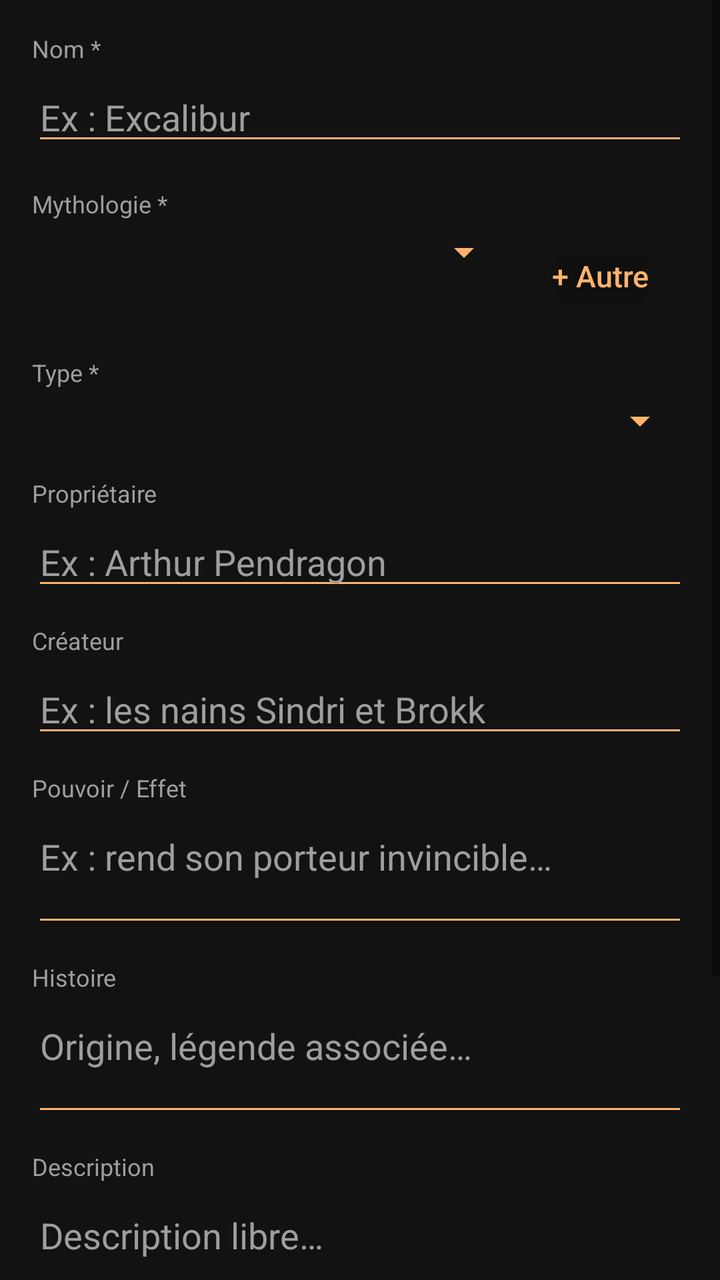
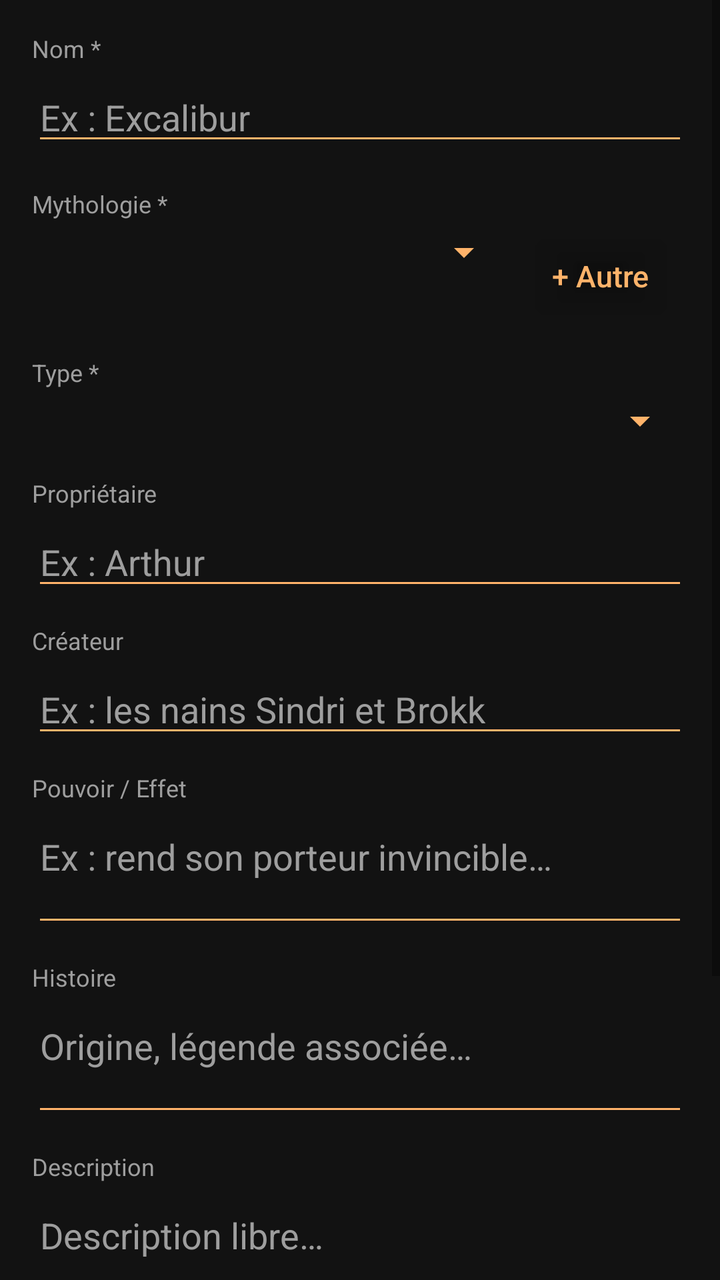

Before-and-after screenshots of an Android layout around one commit, followed by the original layout XML and the change that was made.
<!-- AndroidManifest.xml: application theme Theme.App_mythology -->
<!-- res/layout/fragment_add_artifact.xml -->
<?xml version="1.0" encoding="utf-8"?>
<ScrollView xmlns:android="http://schemas.android.com/apk/res/android"
    android:layout_width="match_parent"
    android:layout_height="match_parent"
    android:background="@color/surface">

    <LinearLayout
        android:layout_width="match_parent"
        android:layout_height="wrap_content"
        android:orientation="vertical"
        android:padding="16dp">

        
        <TextView android:layout_width="match_parent" android:layout_height="wrap_content"
            android:text="Nom *" android:textColor="@color/on_surface_variant"
            android:textSize="12sp" android:layout_marginBottom="4dp"/>
        <EditText android:id="@+id/et_artifact_name"
            android:layout_width="match_parent" android:layout_height="wrap_content"
            android:hint="Ex : Excalibur" android:textColor="@color/on_surface"
            android:textColorHint="@color/on_surface_variant"
            android:backgroundTint="@color/primary"
            android:layout_marginBottom="16dp"/>

        
        <TextView android:layout_width="match_parent" android:layout_height="wrap_content"
            android:text="Mythologie *" android:textColor="@color/on_surface_variant"
            android:textSize="12sp" android:layout_marginBottom="4dp"/>
        <LinearLayout android:layout_width="match_parent" android:layout_height="wrap_content"
            android:orientation="horizontal" android:layout_marginBottom="16dp">
            <Spinner android:id="@+id/spinner_artifact_mythology"
                android:layout_width="0dp" android:layout_height="wrap_content"
                android:layout_weight="1" android:backgroundTint="@color/primary"/>
            <Button android:id="@+id/btn_add_artifact_mythology"
                android:layout_width="wrap_content" android:layout_height="wrap_content"
                android:text="+ Autre"
                android:backgroundTint="@android:color/transparent"
                android:textColor="@color/primary"/>
        </LinearLayout>

        
        <TextView android:layout_width="match_parent" android:layout_height="wrap_content"
            android:text="Type *" android:textColor="@color/on_surface_variant"
            android:textSize="12sp" android:layout_marginBottom="4dp"/>
        <Spinner android:id="@+id/spinner_artifact_type"
            android:layout_width="match_parent" android:layout_height="wrap_content"
            android:backgroundTint="@color/primary"
            android:layout_marginBottom="16dp"/>

        
        <TextView android:layout_width="match_parent" android:layout_height="wrap_content"
            android:text="Propriétaire" android:textColor="@color/on_surface_variant" android:textSize="12sp" android:layout_marginBottom="4dp"/>
        <EditText android:id="@+id/et_owner"
            android:layout_width="match_parent" android:layout_height="wrap_content"
            android:hint="Ex : Arthur Pendragon" android:textColor="@color/on_surface"
            android:textColorHint="@color/on_surface_variant" android:backgroundTint="@color/primary"
            android:layout_marginBottom="12dp"/>

        
        <TextView android:layout_width="match_parent" android:layout_height="wrap_content"
            android:text="Créateur" android:textColor="@color/on_surface_variant" android:textSize="12sp" android:layout_marginBottom="4dp"/>
        <EditText android:id="@+id/et_creator"
            android:layout_width="match_parent" android:layout_height="wrap_content"
            android:hint="Ex : les nains Sindri et Brokk" android:textColor="@color/on_surface"
            android:textColorHint="@color/on_surface_variant" android:backgroundTint="@color/primary"
            android:layout_marginBottom="12dp"/>

        
        <TextView android:layout_width="match_parent" android:layout_height="wrap_content"
            android:text="Pouvoir / Effet" android:textColor="@color/on_surface_variant" android:textSize="12sp" android:layout_marginBottom="4dp"/>
        <EditText android:id="@+id/et_power"
            android:layout_width="match_parent" android:layout_height="wrap_content"
            android:hint="Ex : rend son porteur invincible…" android:textColor="@color/on_surface"
            android:textColorHint="@color/on_surface_variant" android:backgroundTint="@color/primary"
            android:minLines="2" android:gravity="top"
            android:layout_marginBottom="12dp"/>

        
        <TextView android:layout_width="match_parent" android:layout_height="wrap_content"
            android:text="Histoire" android:textColor="@color/on_surface_variant" android:textSize="12sp" android:layout_marginBottom="4dp"/>
        <EditText android:id="@+id/et_artifact_story"
            android:layout_width="match_parent" android:layout_height="wrap_content"
            android:hint="Origine, légende associée…" android:textColor="@color/on_surface"
            android:textColorHint="@color/on_surface_variant" android:backgroundTint="@color/primary"
            android:minLines="2" android:gravity="top"
            android:layout_marginBottom="12dp"/>

        
        <TextView android:layout_width="match_parent" android:layout_height="wrap_content"
            android:text="Description" android:textColor="@color/on_surface_variant" android:textSize="12sp" android:layout_marginBottom="4dp"/>
        <EditText android:id="@+id/et_artifact_description"
            android:layout_width="match_parent" android:layout_height="wrap_content"
            android:hint="Description libre…" android:textColor="@color/on_surface"
            android:textColorHint="@color/on_surface_variant" android:backgroundTint="@color/primary"
            android:minLines="2" android:gravity="top"
            android:layout_marginBottom="12dp"/>

        
        <TextView android:layout_width="match_parent" android:layout_height="wrap_content"
            android:text="Tags" android:textColor="@color/on_surface_variant" android:textSize="12sp" android:layout_marginBottom="4dp"/>
        <EditText android:id="@+id/et_artifact_tags"
            android:layout_width="match_parent" android:layout_height="wrap_content"
            android:hint="Ex : Arme, Feu, Protection…" android:textColor="@color/on_surface"
            android:textColorHint="@color/on_surface_variant" android:backgroundTint="@color/primary"
            android:layout_marginBottom="12dp"/>

        <Button android:id="@+id/btn_artifact_save"
            android:layout_width="match_parent"
            android:layout_height="56dp"
            android:text="Enregistrer"
            android:backgroundTint="@color/primary"
            android:textColor="@color/on_primary"
            android:layout_marginTop="24dp"/>

    </LinearLayout>
</ScrollView>
<!-- resources referenced by this layout -->
<resources>
  <color name="on_primary">#FF1A1A1A</color>
  <color name="on_surface">#FFEAEAEA</color>
  <color name="on_surface_variant">#FF9E9E9E</color>
  <color name="primary">#FFB36A</color>
  <color name="surface">#FF121212</color>
  <style name="Theme.App_mythology" parent="Base.Theme.App_mythology" />
  <style name="Base.Theme.App_mythology" parent="Theme.MaterialComponents.DayNight">
          
          <item name="colorPrimary">@color/primary</item>
          <item name="colorPrimaryDark">@color/colorPrimaryDark</item>
          <item name="colorAccent">@color/colorAccent</item>
          <item name="colorOnPrimary">@color/on_primary</item>
          <item name="colorSurface">@color/surface</item>
          <item name="colorOnSurface">@color/on_surface</item>
          <item name="android:windowBackground">@color/surface</item>
          <item name="android:statusBarColor">@color/surface</item>
          <item name="android:navigationBarColor">@color/surface</item>
          
          <item name="actionBarStyle">@style/MyActionBar</item>
          <item name="textInputStyle">@style/Widget.MaterialComponents.TextInputLayout.OutlinedBox</item>
          
          <item name="materialButtonStyle">@style/AppButton</item>
      </style>
  <color name="colorPrimaryDark">#FF0A0A0A</color>
  <color name="colorAccent">#FFB36A</color>
  <style name="MyActionBar" parent="Widget.MaterialComponents.ActionBar.Solid">
          <item name="background">@color/surface</item>
          <item name="titleTextStyle">@style/MyActionBarTitle</item>
          <item name="navigationIconTint">@color/primary</item>
      </style>
  <style name="AppButton" parent="Widget.MaterialComponents.Button">
          <item name="android:textAllCaps">false</item>
          <item name="android:letterSpacing">0</item>
          <item name="android:insetTop">0dp</item>
          <item name="android:insetBottom">0dp</item>
          <item name="android:maxLines">1</item>
          <item name="android:textSize">15sp</item>
          <item name="autoSizeTextType">uniform</item>
          <item name="autoSizeMinTextSize">11sp</item>
          <item name="autoSizeMaxTextSize">15sp</item>
      </style>
  <style name="MyActionBarTitle" parent="TextAppearance.Widget.AppCompat.Toolbar.Title">
          <item name="android:textColor">@color/on_surface</item>
      </style>
</resources>

<!-- the commit's change to res/layout/fragment_add_artifact.xml (unified diff, before → after) -->
@@ -51,7 +51,7 @@
             android:text="Propriétaire" android:textColor="@color/on_surface_variant" android:textSize="12sp" android:layout_marginBottom="4dp"/>
         <EditText android:id="@+id/et_owner"
             android:layout_width="match_parent" android:layout_height="wrap_content"
-            android:hint="Ex : Arthur Pendragon" android:textColor="@color/on_surface"
+            android:hint="Ex : Arthur" android:textColor="@color/on_surface"
             android:textColorHint="@color/on_surface_variant" android:backgroundTint="@color/primary"
             android:layout_marginBottom="12dp"/>
 
